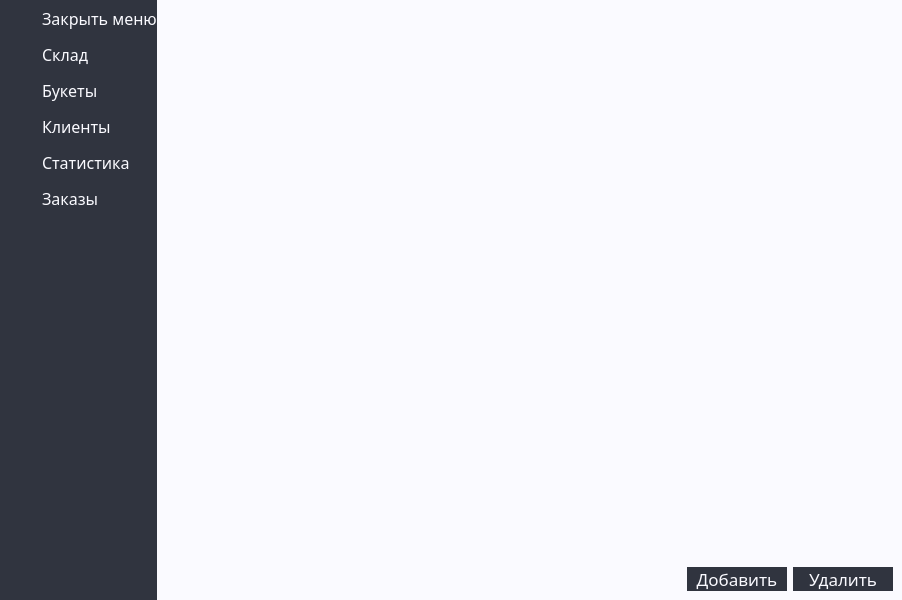
First picture: the form in Organiser/mainwindow.ui, repository et3rnalpain/Organiser, before the edit.
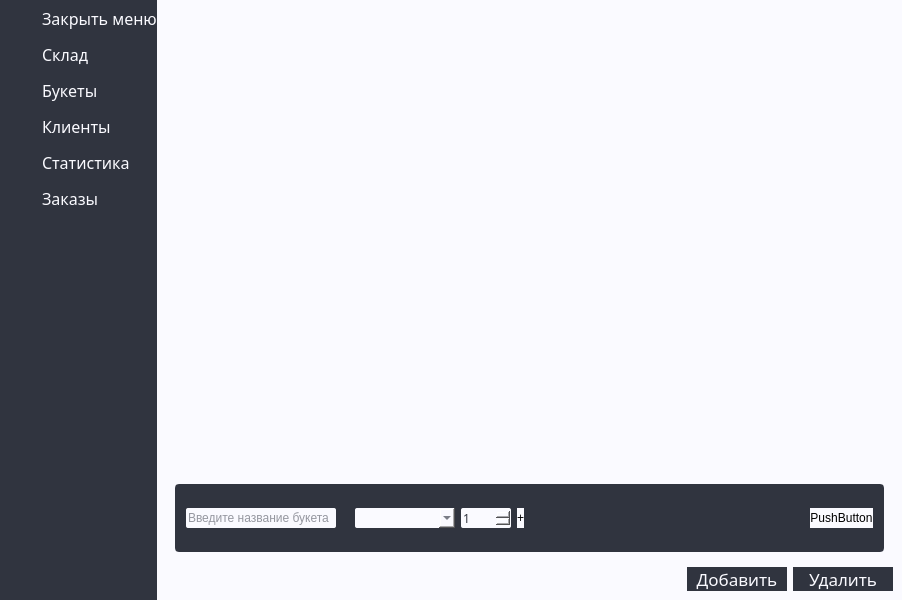
Second picture: the form after the edit. The open tabs and pages were chosen to show the change. Icons and pictures are not drawn.

The edit to the form file:
```diff
--- a/Organiser/mainwindow.ui
+++ b/Organiser/mainwindow.ui
@@ -1109,6 +1109,194 @@
                  </property>
                 </spacer>
                </item>
+               <item>
+                <widget class="QFrame" name="AddingBouqetFrame">
+                 <property name="styleSheet">
+                  <string notr="true">QFrame {border: solid; border-width: 2px;background-color: #30343f;border-color: #30343f;border-radius: 4px;}
+QLineEdit,QComboBox,QSpinBox {background-color: #fafaff; font-size: 12px; color: #30343f; border-radius: 2px;}
+</string>
+                 </property>
+                 <property name="frameShape">
+                  <enum>QFrame::StyledPanel</enum>
+                 </property>
+                 <property name="frameShadow">
+                  <enum>QFrame::Raised</enum>
+                 </property>
+                 <layout class="QHBoxLayout" name="horizontalLayout_6">
+                  <item>
+                   <widget class="QLineEdit" name="NewBouqetName">
+                    <property name="minimumSize">
+                     <size>
+                      <width>150</width>
+                      <height>0</height>
+                     </size>
+                    </property>
+                    <property name="maximumSize">
+                     <size>
+                      <width>150</width>
+                      <height>20</height>
+                     </size>
+                    </property>
+                    <property name="placeholderText">
+                     <string>Введите название букета</string>
+                    </property>
+                   </widget>
+                  </item>
+                  <item>
+                   <widget class="QFrame" name="frame_3">
+                    <property name="minimumSize">
+                     <size>
+                      <width>150</width>
+                      <height>0</height>
+                     </size>
+                    </property>
+                    <property name="frameShape">
+                     <enum>QFrame::StyledPanel</enum>
+                    </property>
+                    <property name="frameShadow">
+                     <enum>QFrame::Raised</enum>
+                    </property>
+                    <layout class="QVBoxLayout" name="addF">
+                     <property name="spacing">
+                      <number>0</number>
+                     </property>
+                     <property name="leftMargin">
+                      <number>0</number>
+                     </property>
+                     <property name="topMargin">
+                      <number>0</number>
+                     </property>
+                     <property name="rightMargin">
+                      <number>0</number>
+                     </property>
+                     <property name="bottomMargin">
+                      <number>0</number>
+                     </property>
+                     <item>
+                      <widget class="QFrame" name="exmpl">
+                       <property name="frameShape">
+                        <enum>QFrame::StyledPanel</enum>
+                       </property>
+                       <property name="frameShadow">
+                        <enum>QFrame::Raised</enum>
+                       </property>
+                       <layout class="QHBoxLayout" name="exmplLayout">
+                        <item>
+                         <widget class="QComboBox" name="flowersComboBox">
+                          <property name="sizePolicy">
+                           <sizepolicy hsizetype="Fixed" vsizetype="Fixed">
+                            <horstretch>0</horstretch>
+                            <verstretch>0</verstretch>
+                           </sizepolicy>
+                          </property>
+                          <property name="minimumSize">
+                           <size>
+                            <width>100</width>
+                            <height>20</height>
+                           </size>
+                          </property>
+                          <property name="maximumSize">
+                           <size>
+                            <width>16777215</width>
+                            <height>20</height>
+                           </size>
+                          </property>
+                          <property name="font">
+                           <font>
+                            <family>Bahnschrift</family>
+                            <pointsize>-1</pointsize>
+                           </font>
+                          </property>
+                          <property name="styleSheet">
+                           <string notr="true">background-color: rgb(250, 250, 255);</string>
+                          </property>
+                          <property name="duplicatesEnabled">
+                           <bool>false</bool>
+                          </property>
+                          <property name="frame">
+                           <bool>true</bool>
+                          </property>
+                         </widget>
+                        </item>
+                        <item>
+                         <widget class="QSpinBox" name="spinBox">
+                          <property name="minimumSize">
+                           <size>
+                            <width>50</width>
+                            <height>20</height>
+                           </size>
+                          </property>
+                          <property name="font">
+                           <font>
+                            <family>Bahnschrift</family>
+                            <pointsize>-1</pointsize>
+                           </font>
+                          </property>
+                          <property name="minimum">
+                           <number>1</number>
+                          </property>
+                         </widget>
+                        </item>
+                        <item>
+                         <widget class="QPushButton" name="pushButton">
+                          <property name="sizePolicy">
+                           <sizepolicy hsizetype="Fixed" vsizetype="Fixed">
+                            <horstretch>0</horstretch>
+                            <verstretch>0</verstretch>
+                           </sizepolicy>
+                          </property>
+                          <property name="minimumSize">
+                           <size>
+                            <width>0</width>
+                            <height>0</height>
+                           </size>
+                          </property>
+                          <property name="maximumSize">
+                           <size>
+                            <width>20</width>
+                            <height>20</height>
+                           </size>
+                          </property>
+                          <property name="text">
+                           <string>+</string>
+                          </property>
+                         </widget>
+                        </item>
+                       </layout>
+                      </widget>
+                     </item>
+                    </layout>
+                   </widget>
+                  </item>
+                  <item>
+                   <spacer name="horizontalSpacer_4">
+                    <property name="orientation">
+                     <enum>Qt::Horizontal</enum>
+                    </property>
+                    <property name="sizeHint" stdset="0">
+                     <size>
+                      <width>40</width>
+                      <height>20</height>
+                     </size>
+                    </property>
+                   </spacer>
+                  </item>
+                  <item>
+                   <widget class="QPushButton" name="pushButton_2">
+                    <property name="maximumSize">
+                     <size>
+                      <width>16777215</width>
+                      <height>20</height>
+                     </size>
+                    </property>
+                    <property name="text">
+                     <string>PushButton</string>
+                    </property>
+                   </widget>
+                  </item>
+                 </layout>
+                </widget>
+               </item>
               </layout>
              </widget>
             </widget>
```
Left out of the diff: 8 changed lines with no effect on the pictures.
